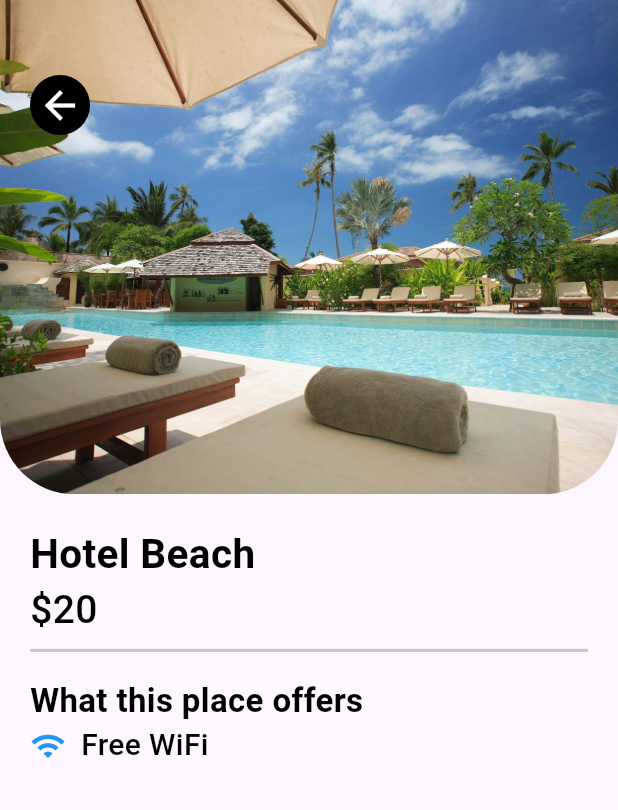
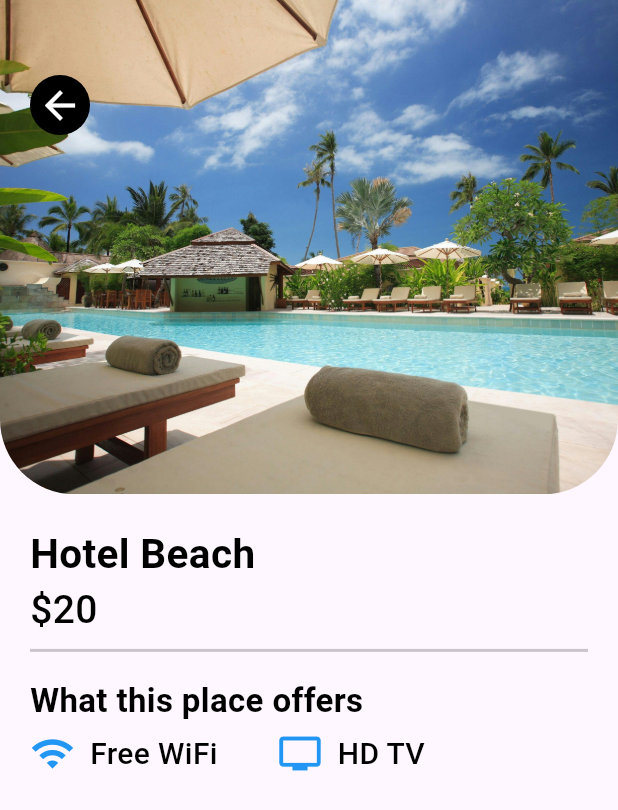
Before and after one commit to Alvin11David/HOTEL-BOOKING-APP, a Flutter app: the screen it shows after launch, on a phone screen of 412 x 824 dp. Shown: the top 810 px of the screen. Run offline on Flutter 3.47's test engine with Material 3 defaults, Android fonts, the phone set to English and light mode, and no system bars.

Commit message:
added the icon

```diff
--- a/hotel_booking_app/lib/pages/detail_page.dart
+++ b/hotel_booking_app/lib/pages/detail_page.dart
@@ -59,11 +59,16 @@ class _DetailPageState extends State<DetailPage> {
                   Divider(thickness: 2,),
                   SizedBox(height: 10),
                   Text("What this place offers", style: AppWidget.headlinetextstyle(22)),
+                  SizedBox(height: 5),
                   Row(
                     children: [
-                      Icon(Icons.wifi, color: Colors.blue),
+                      Icon(Icons.wifi, color: Colors.blue, size: 30),
                       SizedBox(width: 10),
                       Text("Free WiFi", style: AppWidget.normaltextstyle(20)),
+                      SizedBox(width: 40),
+                      Icon(Icons.tv, color: Colors.blue, size: 30),
+                      SizedBox(width: 10),
+                      Text("HD TV", style: AppWidget.normaltextstyle(20)),
                     ],
                   )
                 ],
```
